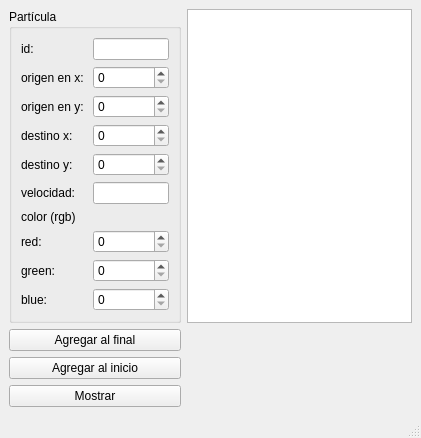
This is mainwindow.ui in edalcala42/Administrador-de-particulas as Qt 5 draws it before an edit. The edited form follows.
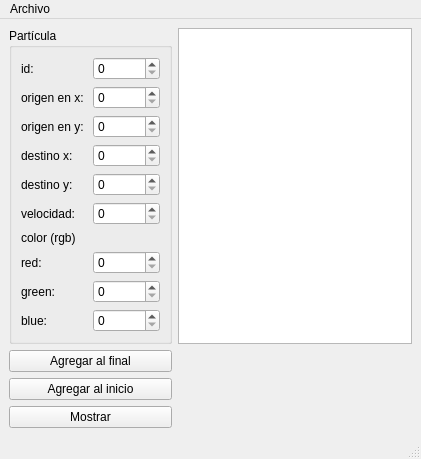
This is the edited form.

Commit message: Archivo de Qt actualizado con las opciones para abrir y guardar archivo.

Patch:
```diff
--- a/mainwindow.ui
+++ b/mainwindow.ui
@@ -21,128 +21,136 @@
        <string>Partícula</string>
       </property>
       <layout class="QGridLayout" name="gridLayout">
-       <item row="0" column="0">
-        <widget class="QLabel" name="label_5">
-         <property name="text">
-          <string>id: </string>
-         </property>
-        </widget>
-       </item>
-       <item row="0" column="1">
-        <widget class="QLineEdit" name="id_lineEdit"/>
-       </item>
-       <item row="1" column="0">
-        <widget class="QLabel" name="label_2">
-         <property name="text">
-          <string>origen en x: </string>
-         </property>
-        </widget>
-       </item>
-       <item row="1" column="1">
-        <widget class="QSpinBox" name="ox_spinBox">
-         <property name="maximum">
-          <number>500</number>
-         </property>
-        </widget>
-       </item>
-       <item row="2" column="0">
-        <widget class="QLabel" name="label">
-         <property name="text">
-          <string>origen en y: </string>
-         </property>
-        </widget>
-       </item>
        <item row="2" column="1">
-        <widget class="QSpinBox" name="oy_spinBox">
+        <widget class="QSpinBox" name="ox_spinBox">
          <property name="maximum">
           <number>500</number>
          </property>
         </widget>
        </item>
-       <item row="3" column="0">
-        <widget class="QLabel" name="label_3">
-         <property name="text">
-          <string>destino x:</string>
-         </property>
-        </widget>
-       </item>
-       <item row="3" column="1">
-        <widget class="QSpinBox" name="dx_spinBox">
-         <property name="maximum">
-          <number>500</number>
-         </property>
-        </widget>
-       </item>
-       <item row="4" column="0">
-        <widget class="QLabel" name="label_4">
-         <property name="text">
-          <string>destino y:</string>
-         </property>
-        </widget>
-       </item>
-       <item row="4" column="1">
-        <widget class="QSpinBox" name="dy_spinBox">
-         <property name="maximum">
-          <number>500</number>
-         </property>
-        </widget>
-       </item>
-       <item row="5" column="0">
+       <item row="6" column="0">
         <widget class="QLabel" name="label_6">
          <property name="text">
           <string>velocidad: </string>
          </property>
         </widget>
        </item>
+       <item row="4" column="1">
+        <widget class="QSpinBox" name="dx_spinBox">
+         <property name="maximum">
+          <number>500</number>
+         </property>
+        </widget>
+       </item>
+       <item row="9" column="0">
+        <widget class="QLabel" name="label_9">
+         <property name="text">
+          <string>green: </string>
+         </property>
+        </widget>
+       </item>
+       <item row="2" column="0">
+        <widget class="QLabel" name="label_2">
+         <property name="text">
+          <string>origen en x: </string>
+         </property>
+        </widget>
+       </item>
+       <item row="10" column="1">
+        <widget class="QSpinBox" name="blue_spinBox">
+         <property name="maximum">
+          <number>500</number>
+         </property>
+        </widget>
+       </item>
+       <item row="9" column="1">
+        <widget class="QSpinBox" name="green_spinBox">
+         <property name="maximum">
+          <number>500</number>
+         </property>
+        </widget>
+       </item>
        <item row="5" column="1">
-        <widget class="QLineEdit" name="velocidad_lineEdit"/>
+        <widget class="QSpinBox" name="dy_spinBox">
+         <property name="maximum">
+          <number>500</number>
+         </property>
+        </widget>
        </item>
-       <item row="6" column="0">
+       <item row="10" column="0">
+        <widget class="QLabel" name="label_10">
+         <property name="text">
+          <string>blue: </string>
+         </property>
+        </widget>
+       </item>
+       <item row="3" column="0">
+        <widget class="QLabel" name="label">
+         <property name="text">
+          <string>origen en y: </string>
+         </property>
+        </widget>
+       </item>
+       <item row="7" column="0">
         <widget class="QLabel" name="label_7">
          <property name="text">
           <string>color (rgb)</string>
          </property>
         </widget>
        </item>
-       <item row="7" column="0">
+       <item row="8" column="0">
         <widget class="QLabel" name="label_8">
          <property name="text">
           <string>red: </string>
          </property>
         </widget>
        </item>
-       <item row="7" column="1">
-        <widget class="QSpinBox" name="red_spinBox">
+       <item row="5" column="0">
+        <widget class="QLabel" name="label_4">
+         <property name="text">
+          <string>destino y:</string>
+         </property>
+        </widget>
+       </item>
+       <item row="3" column="1">
+        <widget class="QSpinBox" name="oy_spinBox">
          <property name="maximum">
           <number>500</number>
          </property>
         </widget>
        </item>
-       <item row="8" column="0">
-        <widget class="QLabel" name="label_9">
+       <item row="0" column="0">
+        <widget class="QLabel" name="label_5">
          <property name="text">
-          <string>green: </string>
+          <string>id: </string>
+         </property>
+        </widget>
+       </item>
+       <item row="4" column="0">
+        <widget class="QLabel" name="label_3">
+         <property name="text">
+          <string>destino x:</string>
          </property>
         </widget>
        </item>
        <item row="8" column="1">
-        <widget class="QSpinBox" name="green_spinBox">
+        <widget class="QSpinBox" name="red_spinBox">
          <property name="maximum">
           <number>500</number>
          </property>
         </widget>
        </item>
-       <item row="9" column="0">
-        <widget class="QLabel" name="label_10">
-         <property name="text">
-          <string>blue: </string>
+       <item row="0" column="1">
+        <widget class="QSpinBox" name="id_spinBox">
+         <property name="maximum">
+          <number>1000000</number>
          </property>
         </widget>
        </item>
-       <item row="9" column="1">
-        <widget class="QSpinBox" name="blue_spinBox">
+       <item row="6" column="1">
+        <widget class="QSpinBox" name="velocidad_spinBox_2">
          <property name="maximum">
-          <number>500</number>
+          <number>1000000</number>
          </property>
         </widget>
        </item>
@@ -184,6 +192,14 @@
      <height>21</height>
     </rect>
    </property>
+   <widget class="QMenu" name="menuArchivo">
+    <property name="title">
+     <string>Archivo</string>
+    </property>
+    <addaction name="actionAbrir"/>
+    <addaction name="actionGuardar"/>
+   </widget>
+   <addaction name="menuArchivo"/>
   </widget>
   <widget class="QStatusBar" name="statusbar"/>
  </widget>
```
Left out of the diff: 16 changed lines with no effect on the pictures.
